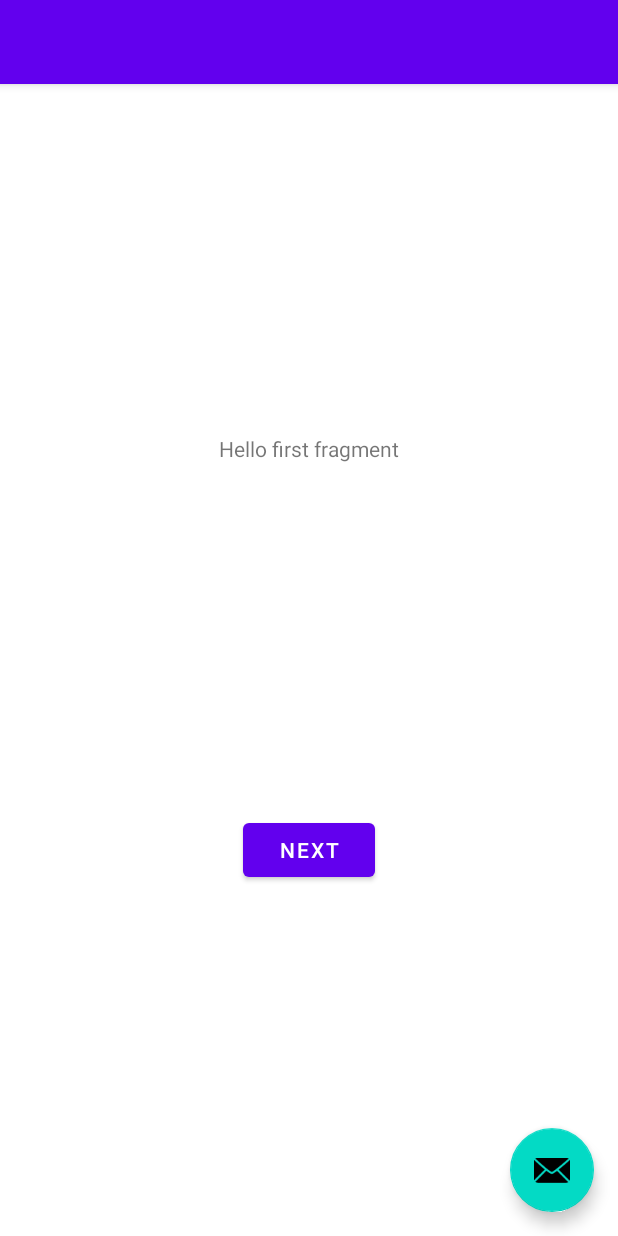
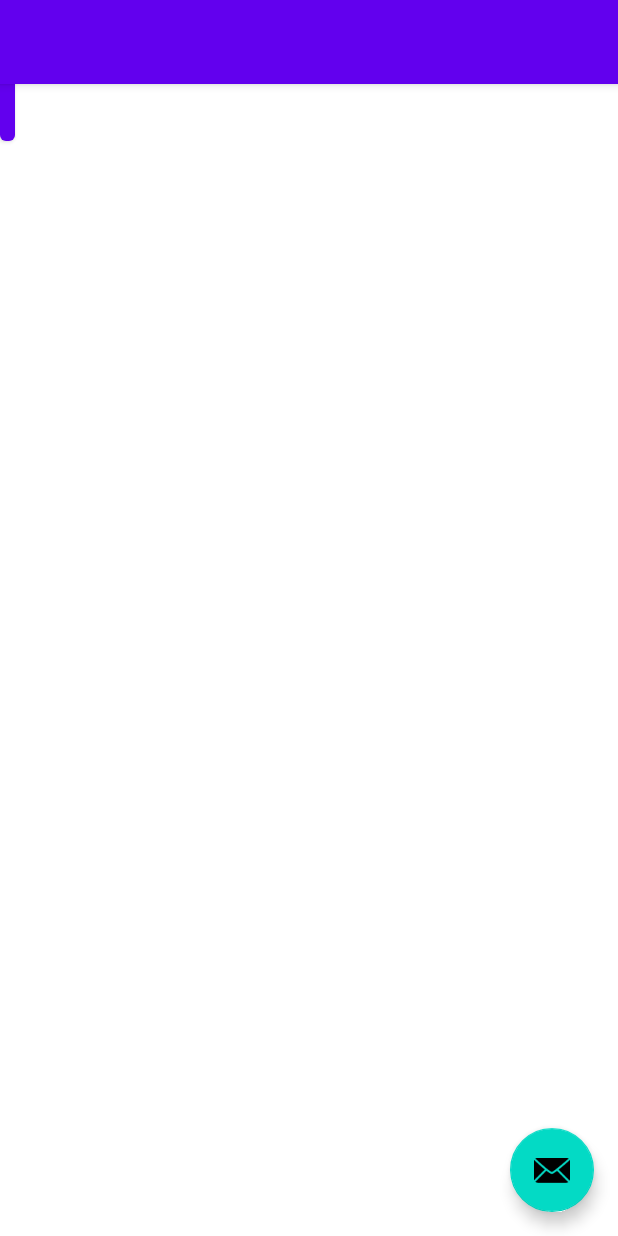
Before and after one commit to PYRONstar/test, an Android app: the layout activity_main.xml on its own in the app's theme, with its tools: preview values and no code run, on a phone screen of 412 x 824 dp. Run offline under Robolectric (Android 15) with nearby library versions, the phone set to English and light mode, and no system bars.

Commit message:
its my first application

```diff
--- a/app/src/main/res/layout/activity_main.xml
+++ b/app/src/main/res/layout/activity_main.xml
@@ -20,8 +20,10 @@
 
     </com.google.android.material.appbar.AppBarLayout>
 
-    <include layout="@layout/content_main" />
-
+<Button
+    android:layout_height="100dp"
+   android:layout_width="10dp"
+    />
     <com.google.android.material.floatingactionbutton.FloatingActionButton
         android:id="@+id/fab"
         android:layout_width="wrap_content"
```
